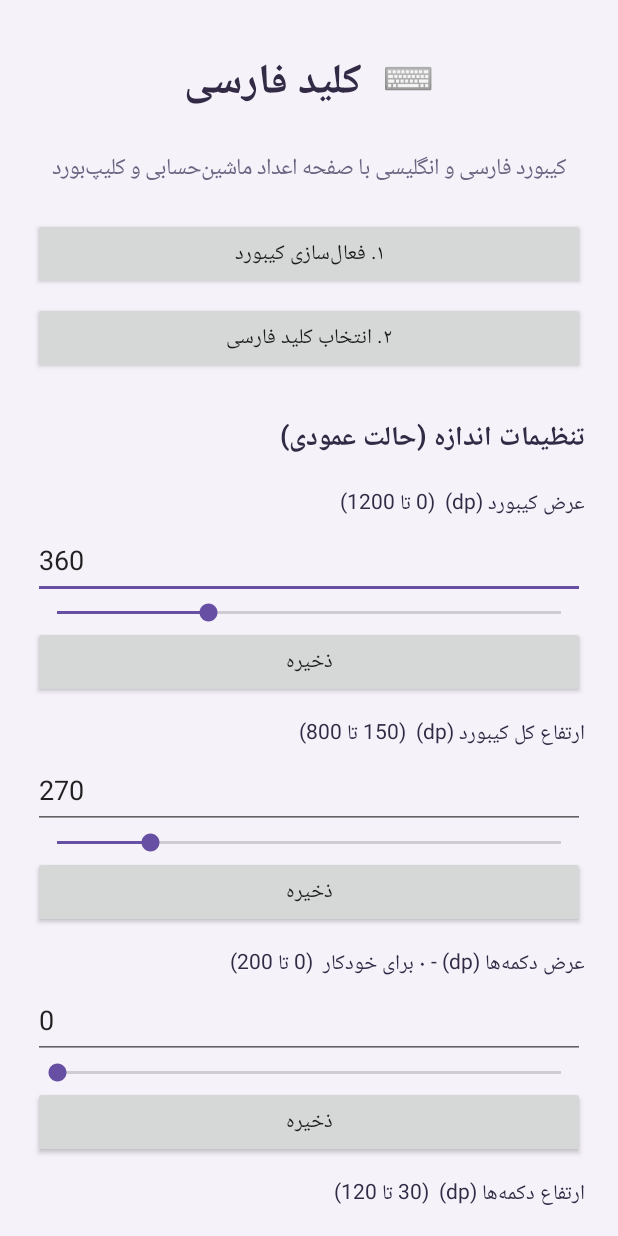
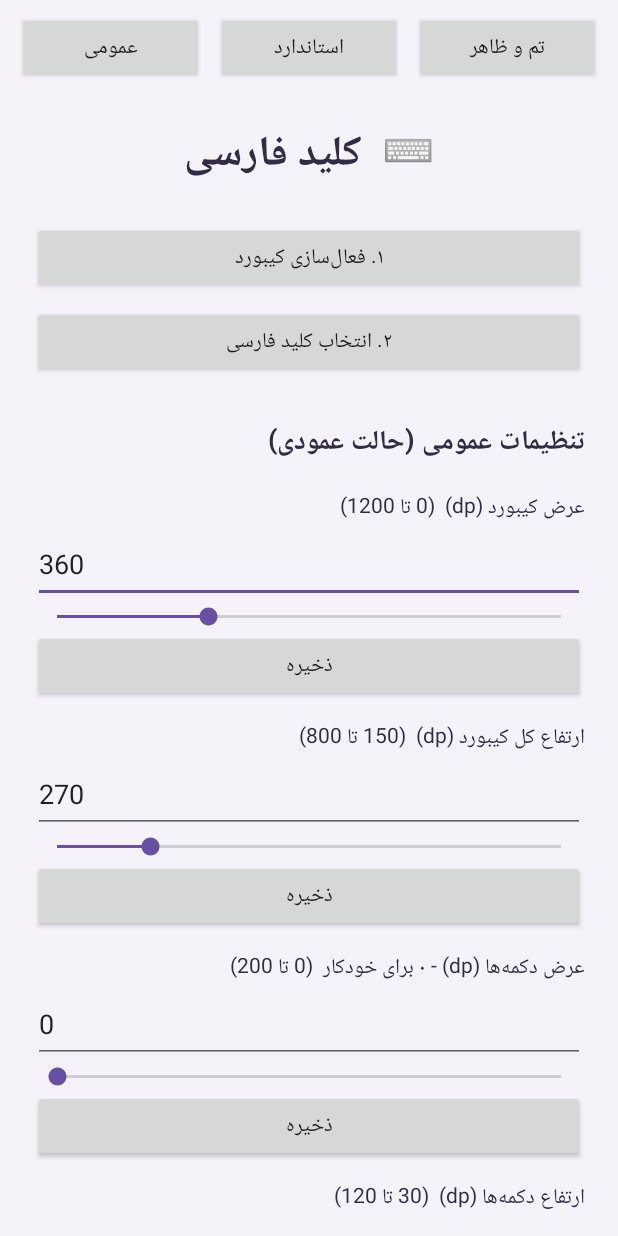
Before and after one commit to smhosseini397/keyboard, an Android app: the screen it shows after launch (SettingsActivity), on a phone screen of 412 x 824 dp. Run offline under Robolectric (Android 15) with nearby library versions, the phone set to English and light mode, and no system bars.

Commit message:
Update SettingsActivity.kt

```diff
--- a/app/src/main/java/com/farshekashan/keyfarsi/SettingsActivity.kt
+++ b/app/src/main/java/com/farshekashan/keyfarsi/SettingsActivity.kt
@@ -33,12 +33,88 @@ class SettingsActivity : Activity() {
             )
         }
 
+        val mainLayout = LinearLayout(this).apply {
+            orientation = LinearLayout.VERTICAL
+            setBackgroundColor(0xFFF5F2FA.toInt())
+        }
+
+        val tabBar = LinearLayout(this).apply {
+            orientation = LinearLayout.HORIZONTAL
+            gravity = Gravity.CENTER
+            setPadding(dp(8), dp(8), dp(8), 0)
+        }
+
+        val tabContent = FrameLayout(this).apply {
+            layoutParams = LinearLayout.LayoutParams(
+                LinearLayout.LayoutParams.MATCH_PARENT, 0, 1f
+            )
+        }
+
+        val generalScroll = ScrollView(this).apply {
+            isFillViewport = true
+            addView(createGeneralTab())
+        }
+
+        val standardScroll = ScrollView(this).apply {
+            isFillViewport = true
+            addView(createStandardTab())
+            visibility = View.GONE
+        }
+
+        val themeScroll = ScrollView(this).apply {
+            isFillViewport = true
+            addView(createThemeTab())
+            visibility = View.GONE
+        }
+
+        tabContent.addView(generalScroll)
+        tabContent.addView(standardScroll)
+        tabContent.addView(themeScroll)
+
+        val btnGeneral = Button(this).apply {
+            text = "عمومی"
+            setOnClickListener {
+                generalScroll.visibility = View.VISIBLE
+                standardScroll.visibility = View.GONE
+                themeScroll.visibility = View.GONE
+            }
+        }
+        val btnStandard = Button(this).apply {
+            text = "استاندارد"
+            setOnClickListener {
+                generalScroll.visibility = View.GONE
+                standardScroll.visibility = View.VISIBLE
+                themeScroll.visibility = View.GONE
+            }
+        }
+        val btnTheme = Button(this).apply {
+            text = "تم و ظاهر"
+            setOnClickListener {
+                generalScroll.visibility = View.GONE
+                standardScroll.visibility = View.GONE
+                themeScroll.visibility = View.VISIBLE
+            }
+        }
+
+        tabBar.addView(btnGeneral, LinearLayout.LayoutParams(0, dp(48), 1f).apply { setMargins(dp(4), 0, dp(4), 0) })
+        tabBar.addView(btnStandard, LinearLayout.LayoutParams(0, dp(48), 1f).apply { setMargins(dp(4), 0, dp(4), 0) })
+        tabBar.addView(btnTheme, LinearLayout.LayoutParams(0, dp(48), 1f).apply { setMargins(dp(4), 0, dp(4), 0) })
+
+        mainLayout.addView(tabBar)
+        mainLayout.addView(tabContent)
+        setContentView(mainLayout)
+
+        ViewCompat.setOnApplyWindowInsetsListener(mainLayout) { view, insets ->
+            val bars = insets.getInsets(WindowInsetsCompat.Type.systemBars())
+            view.setPadding(bars.left, bars.top, bars.right, bars.bottom)
+            insets
+        }
+    }
+
+    private fun createGeneralTab(): LinearLayout {
         val outer = LinearLayout(this).apply {
             orientation = LinearLayout.VERTICAL
-            setPadding(dp(22), dp(24), dp(22), dp(24))
-            setBackgroundColor(0xFFF5F2FA.toInt())
-            clipToPadding = false
-            fitsSystemWindows = false
+            setPadding(dp(22), dp(16), dp(22), dp(24))
         }
 
         val title = TextView(this).apply {
@@ -50,15 +126,6 @@ class SettingsActivity : Activity() {
             setTypeface(null, android.graphics.Typeface.BOLD)
         }
         outer.addView(title)
-
-        val intro = TextView(this).apply {
-            text = "کیبورد فارسی و انگلیسی با صفحه اعداد ماشین‌حسابی و کلیپ‌بورد"
-            textSize = 15f
-            gravity = Gravity.CENTER
-            setPadding(0, 0, 0, dp(20))
-            setTextColor(0xFF6B6480.toInt())
-        }
-        outer.addView(intro)
 
         val enable = Button(this).apply {
             text = "۱. فعال‌سازی کیبورد"
@@ -77,28 +144,76 @@ class SettingsActivity : Activity() {
         }
         outer.addView(choose, match())
 
-        outer.addView(sectionTitle("تنظیمات اندازه (حالت عمودی)"))
-
+        outer.addView(sectionTitle("تنظیمات عمومی (حالت عمودی)"))
         addNumberField(outer, "عرض کیبورد (dp)", "keyboard_width", 360, 0, 1200)
         addNumberField(outer, "ارتفاع کل کیبورد (dp)", "keyboard_height", 270, 150, 800)
         addNumberField(outer, "عرض دکمه‌ها (dp) - ۰ برای خودکار", "key_width", 0, 0, 200)
         addNumberField(outer, "ارتفاع دکمه‌ها (dp)", "key_height", 48, 30, 120)
         addNumberField(outer, "فاصله بین دکمه‌ها (dp)", "key_gap", 4, 0, 20)
 
-        outer.addView(sectionTitle("تنظیمات اندازه (حالت افقی)"))
-
-        // ✅ تنظیمات عرض و ارتفاع در حالت افقی
+        outer.addView(sectionTitle("تنظیمات عمومی (حالت افقی)"))
         addNumberField(outer, "عرض کیبورد در حالت افقی (dp) - ۰ برای خودکار", "keyboard_width_landscape", 0, 0, 1200)
         addNumberField(outer, "ارتفاع کیبورد در حالت افقی (dp) - ۰ برای خودکار", "keyboard_height_landscape", 0, 0, 800)
 
-        outer.addView(sectionTitle("تنظیمات کیبورد استاندارد"))
+        return outer
+    }
 
-        // ✅ تنظیمات اختصاصی برای کیبورد استاندارد
-        addNumberField(outer, "عرض دکمه استاندارد (dp) - ۰ برای خودکار", "standard_key_width", 0, 0, 200)
-        addNumberField(outer, "ارتفاع دکمه استاندارد (dp) - ۰ برای خودکار", "standard_key_height", 0, 0, 120)
+    private fun createStandardTab(): LinearLayout {
+        val outer = LinearLayout(this).apply {
+            orientation = LinearLayout.VERTICAL
+            setPadding(dp(22), dp(16), dp(22), dp(24))
+        }
+
+        val title = TextView(this).apply {
+            text = "کیبورد استاندارد"
+            textSize = 24f
+            gravity = Gravity.CENTER
+            setTextColor(0xFF332B45.toInt())
+            setPadding(0, dp(8), 0, dp(20))
+            setTypeface(null, android.graphics.Typeface.BOLD)
+        }
+        outer.addView(title)
+
+        val standardBig = CheckBox(this).apply {
+            text = "فعال‌سازی کیبورد استاندارد"
+            isChecked = prefs.getBoolean("standard_big_keyboard", false)
+            setOnCheckedChangeListener { _, checked ->
+                prefs.edit().putBoolean("standard_big_keyboard", checked).apply()
+                Toast.makeText(
+                    this@SettingsActivity,
+                    "برای اعمال تغییرات، کیبورد را ببندید و دوباره باز کنید",
+                    Toast.LENGTH_SHORT
+                ).show()
+            }
+        }
+        outer.addView(standardBig)
+
+        outer.addView(sectionTitle("تنظیمات اندازه کیبورد استاندارد"))
+        addNumberField(outer, "عرض کیبورد استاندارد (dp) - ۰ برای خودکار", "standard_keyboard_width", 0, 0, 1200)
+        addNumberField(outer, "ارتفاع کیبورد استاندارد (dp) - ۰ برای خودکار", "standard_keyboard_height", 0, 0, 800)
+        addNumberField(outer, "عرض دکمه‌های استاندارد (dp) - ۰ برای خودکار", "standard_key_width", 0, 0, 200)
+        addNumberField(outer, "ارتفاع دکمه‌های استاندارد (dp) - ۰ برای خودکار", "standard_key_height", 0, 0, 120)
+        addNumberField(outer, "فاصله بین دکمه‌ها (dp) - ۰ برای پیش‌فرض", "standard_key_gap", -1, -1, 20)
         addNumberField(outer, "مقیاس کیبورد استاندارد (٪)", "standard_scale", 100, 50, 150)
 
-        outer.addView(sectionTitle("ظاهر و تم"))
+        return outer
+    }
+
+    private fun createThemeTab(): LinearLayout {
+        val outer = LinearLayout(this).apply {
+            orientation = LinearLayout.VERTICAL
+            setPadding(dp(22), dp(16), dp(22), dp(24))
+        }
+
+        val title = TextView(this).apply {
+            text = "ظاهر و تم"
+            textSize = 24f
+            gravity = Gravity.CENTER
+            setTextColor(0xFF332B45.toInt())
+            setPadding(0, dp(8), 0, dp(20))
+            setTypeface(null, android.graphics.Typeface.BOLD)
+        }
+        outer.addView(title)
 
         val dark = CheckBox(this).apply {
             text = "تم تیره (برای تم پیش‌فرض)"
@@ -135,20 +250,6 @@ class SettingsActivity : Activity() {
         }
         outer.addView(spinner, match())
 
-        val standardBig = CheckBox(this).apply {
-            text = "کیبورد بزرگ استاندارد (حروف سر جای استاندارد با فاصله بیشتر)"
-            isChecked = prefs.getBoolean("standard_big_keyboard", false)
-            setOnCheckedChangeListener { _, checked ->
-                prefs.edit().putBoolean("standard_big_keyboard", checked).apply()
-                Toast.makeText(
-                    this@SettingsActivity,
-                    "برای اعمال تغییرات، کیبورد را ببندید و دوباره باز کنید",
-                    Toast.LENGTH_SHORT
-                ).show()
-            }
-        }
-        outer.addView(standardBig)
-
         val reset = Button(this).apply {
             text = "بازنشانی همه تنظیمات به پیش‌فرض"
             setOnClickListener {
@@ -160,8 +261,11 @@ class SettingsActivity : Activity() {
                     .putInt("key_width", 0)
                     .putInt("key_height", 48)
                     .putInt("key_gap", 4)
+                    .putInt("standard_keyboard_width", 0)
+                    .putInt("standard_keyboard_height", 0)
                     .putInt("standard_key_width", 0)
                     .putInt("standard_key_height", 0)
+                    .putInt("standard_key_gap", -1)
                     .putInt("standard_scale", 100)
                     .putBoolean("dark", false)
                     .putString("theme", "default")
@@ -174,32 +278,17 @@ class SettingsActivity : Activity() {
         outer.addView(reset, match())
 
         val note = TextView(this).apply {
-            text = "تغییر اندازه پس از باز و بسته کردن کیبورد اعمال می‌شود.\n" +
-                "مقدار ۰ در هر فیلد به معنای «خودکار» است.\n" +
-                "برای کیبورد استاندارد، اگر عرض/ارتفاع دکمه را ۰ بگذارید، به صورت خودکار محاسبه می‌شود."
+            text = "مقدار ۰ در هر فیلد به معنای «خودکار» است."
             textSize = 12f
             setPadding(0, dp(12), 0, dp(8))
             setTextColor(0xFF8A8399.toInt())
         }
         outer.addView(note)
 
-        val scroller = ScrollView(this).apply {
-            isFillViewport = true
-            clipToPadding = false
-            fitsSystemWindows = false
-            addView(outer)
-        }
-        setContentView(scroller)
-
-        ViewCompat.setOnApplyWindowInsetsListener(scroller) { view, insets ->
-            val bars = insets.getInsets(WindowInsetsCompat.Type.systemBars())
-            view.setPadding(bars.left, bars.top, bars.right, bars.bottom)
-            insets
-        }
+        return outer
     }
 
-    private fun dp(value: Int): Int =
-        (value * resources.displayMetrics.density).toInt()
+    private fun dp(value: Int): Int = (value * resources.displayMetrics.density).toInt()
 
     private fun match() = LinearLayout.LayoutParams(
         LinearLayout.LayoutParams.MATCH_PARENT,
```
